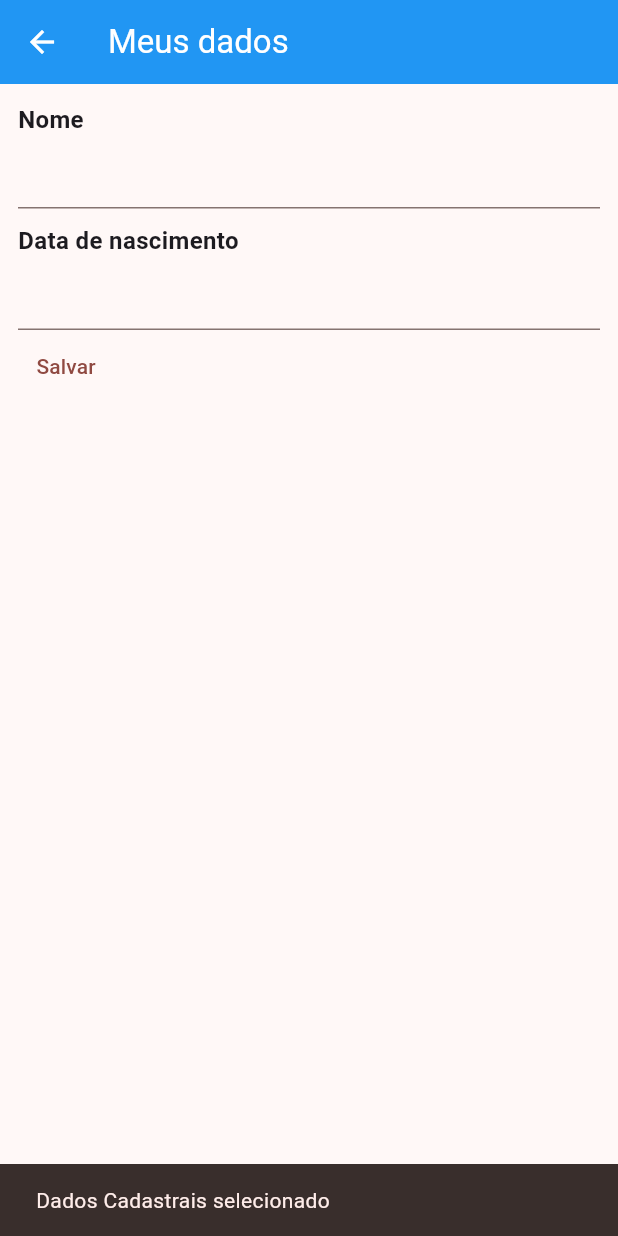
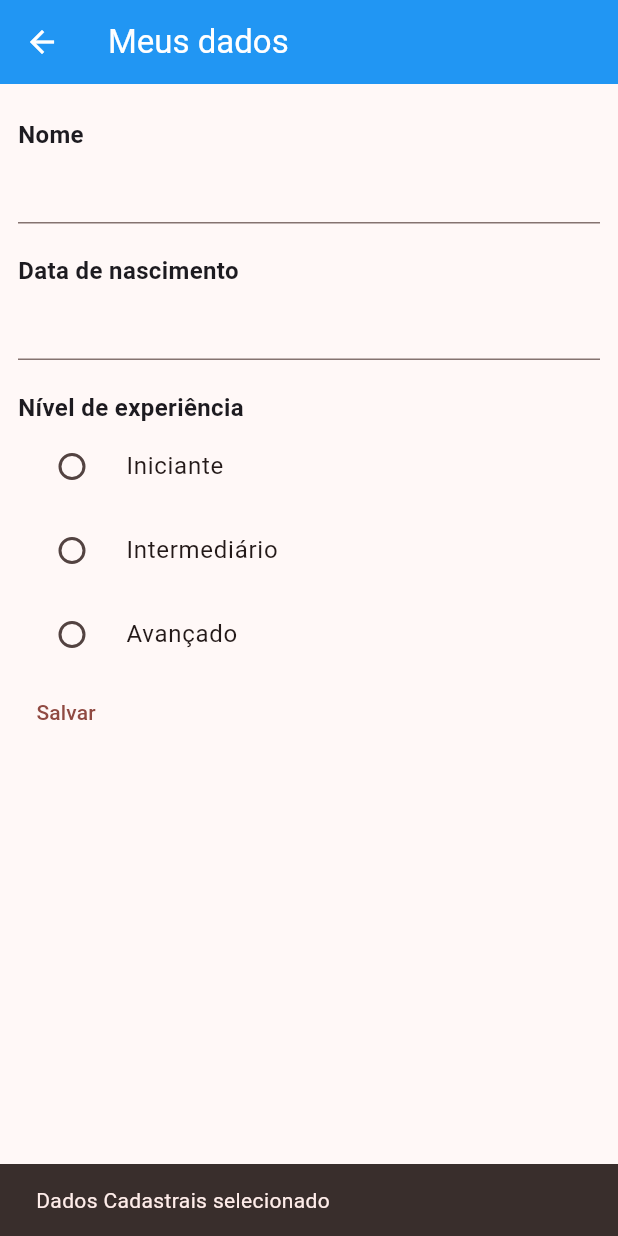
Before and after one commit to gustavopalla/MeuAppFlutterLearning, a Flutter app: the screen it shows after launch, in the side drawer, after a tap on "Dados Cadastrais", on a phone screen of 412 x 824 dp. Run offline on Flutter 3.47's test engine with Material 3 defaults, Android fonts, the phone set to English and light mode, and no system bars; our stand-ins replace google_fonts.

```diff
--- a/lib/pages/dados_cadastrais.dart
+++ b/lib/pages/dados_cadastrais.dart
@@ -1,3 +1,4 @@
+import 'package:appdioteste/repository/nivel_repository.dart';
 import 'package:appdioteste/shared/widgets/text_label.dart';
 import 'package:flutter/material.dart';
 
@@ -12,6 +13,17 @@ class _DadosCadastraisState extends State<DadosCadastrais> {
   TextEditingController nomeController = TextEditingController(text: "");
   TextEditingController datanascController = TextEditingController(text: "");
   DateTime? dataNascimento;
+
+  var nivelRepository = NivelRepository();
+
+  var niveis = [];
+  var nivelSelecionado = "";
+
+  @override
+  void initState() {
+    niveis = nivelRepository.retornaNiveis();
+    super.initState();
+  }
 
   @override
   Widget build(BuildContext context) {
@@ -43,6 +55,21 @@ class _DadosCadastraisState extends State<DadosCadastrais> {
                   }
               },
             ),
+            SizedBox(height: 10,),
+            const TextLabel(texto: "Nível de experiência"),
+            Column(children: niveis
+            .map((nivel) => RadioListTile(
+              title: Text(nivel.toString()),
+              selected: nivelSelecionado == nivel,
+              value: nivel.toString(),
+              groupValue: nivelSelecionado,
+              onChanged: (value){
+                setState(() {
+                  print(value);
+                  nivelSelecionado = value.toString();
+                });
+              },
+              )).toList(),),
             TextButton(onPressed: (){
              print(nomeController.text);
              print(dataNascimento);
--- /dev/null
+++ b/lib/repository/nivel_repository.dart
@@ -0,0 +1,7 @@
+class NivelRepository {
+
+  List<String> retornaNiveis() {
+    return ["Iniciante", "Intermediário","Avançado"];
+  }
+
+}
--- a/lib/shared/widgets/text_label.dart
+++ b/lib/shared/widgets/text_label.dart
@@ -6,6 +6,9 @@ class TextLabel extends StatelessWidget {
 
   @override
   Widget build(BuildContext context) {
-    return Text(texto, style: TextStyle(fontSize: 16, fontWeight: FontWeight.w700));
+    return Container(
+      margin: EdgeInsets.only(top: 10),
+      child: Text(texto, style: TextStyle(fontSize: 16, fontWeight: FontWeight.w700))
+      );
   }
 }
```
Also changed, not shown: flutter_01.png (added).
